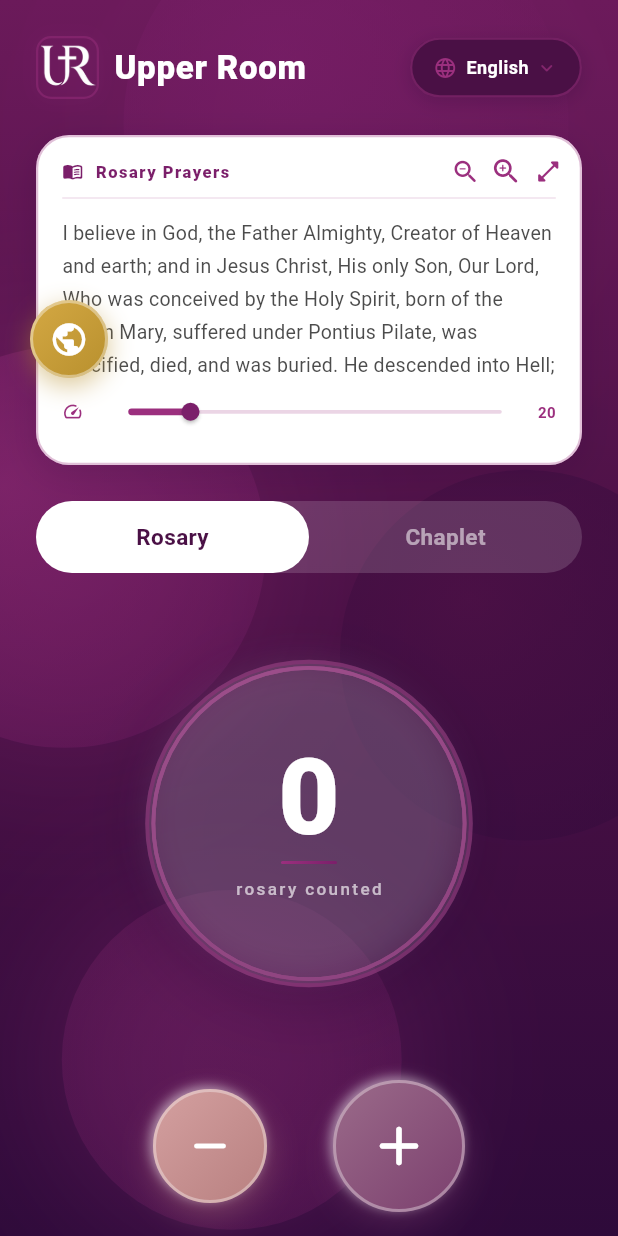
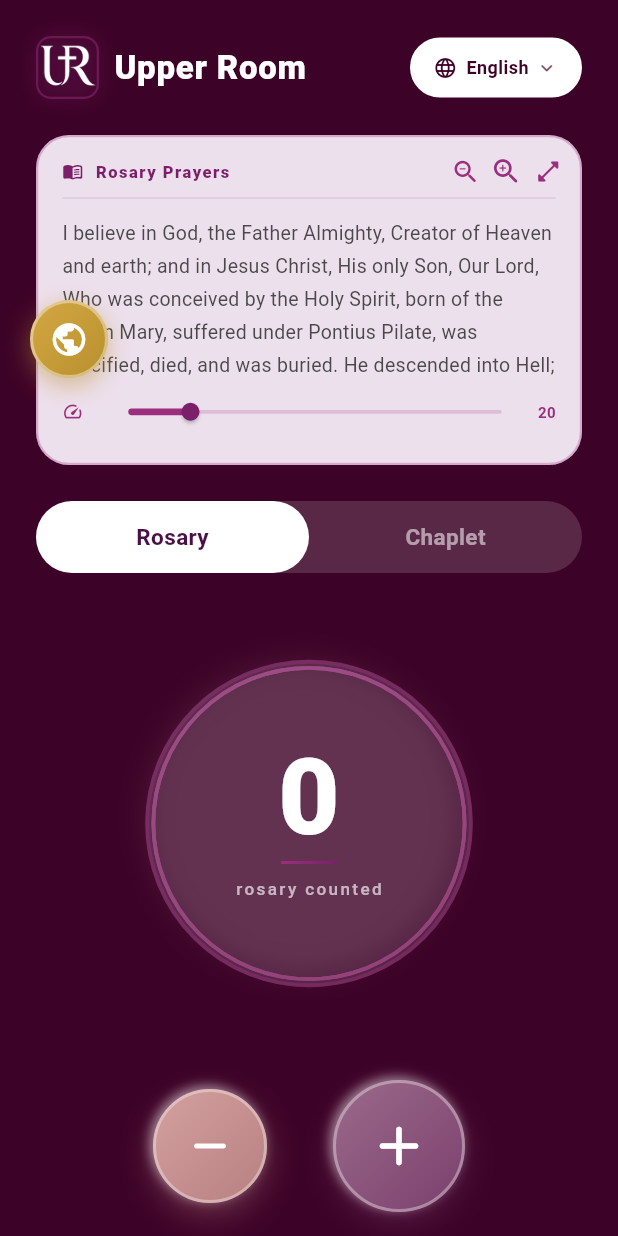
Before and after one commit to AbhijithTJ/conta_beads, a Flutter app: the CountingScreen screen opened directly with empty values, on a phone screen of 412 x 824 dp. Run offline on Flutter 3.47's test engine with Material 3 defaults, Android fonts, the phone set to English and light mode, and no system bars; our stand-ins replace curved_navigation_bar, intl_phone_field, local_auth, shared_preferences; accounts and stored records are empty; Roboto replaces fonts that are missing (Georgia).

Commit message:
bubble and  color change

```diff
--- a/lib/screens/home_page/counting_screen.dart
+++ b/lib/screens/home_page/counting_screen.dart
@@ -30,9 +30,9 @@ class _CountingScreenState extends State<CountingScreen>
   int get _activeCount => _isRosary ? _count : _chapletCount;
 
   // Rosary palette
-  static const _rosaryBgTop    = AppColors.authBgTop;
-  static const _rosaryBgMid    = AppColors.authBgMid;
-  static const _rosaryBgBottom = AppColors.authBgBottom;
+  static const _rosaryBgTop    = AppColors.homeBg;
+  static const _rosaryBgMid    = AppColors.homeBg;
+  static const _rosaryBgBottom = AppColors.homeBg;
   static const _rosaryAccent   = AppColors.authPurpleLight;
   static const _rosaryDark     = AppColors.authPurple;
 
@@ -271,15 +271,6 @@ class _CountingScreenState extends State<CountingScreen>
         ),
         child: Stack(
           children: [
-            // ── Static orb bubbles ──
-            _Orb(left: size.width * 0.2, top: -size.height * 0.08, size: size.width * 0.72,
-              colors: [_dark.withOpacity(0.55), _bgTop.withOpacity(0.30)]),
-            _Orb(left: -size.width * 0.22, top: size.height * 0.28, size: size.width * 0.65,
-              colors: [_accent.withOpacity(0.45), _dark.withOpacity(0.25)]),
-            _Orb(left: size.width * 0.55, top: size.height * 0.38, size: size.width * 0.60,
-              colors: [_bgMid.withOpacity(0.70), _bgBottom.withOpacity(0.40)]),
-            _Orb(left: size.width * 0.1, top: size.height * 0.72, size: size.width * 0.55,
-              colors: [_accent.withOpacity(0.20), _dark.withOpacity(0.25)]),
             // ── Content ──
             SafeArea(
               child: SingleChildScrollView(
@@ -575,27 +566,24 @@ class _CountingScreenState extends State<CountingScreen>
             height: 40,
             padding: const EdgeInsets.symmetric(horizontal: 14),
             decoration: BoxDecoration(
-              color: AppColors.authBgMid,
+              color: Colors.white,
               borderRadius: BorderRadius.circular(20),
-              border: Border.all(color: AppColors.authPurpleLight.withOpacity(0.5), width: 1.5),
-              boxShadow: [
-                BoxShadow(color: AppColors.authBgBottom.withOpacity(0.25), blurRadius: 10, offset: const Offset(0, 3)),
-              ],
+              border: Border.all(color: Colors.white, width: 1.5),
             ),
             child: Row(
               mainAxisSize: MainAxisSize.min,
               children: [
-                const Icon(Icons.language_rounded, color: AppColors.authPurpleLight, size: 16),
+                Icon(Icons.language_rounded, color: AppColors.homeBg, size: 16),
                 const SizedBox(width: 6),
                 Text(
                   _selectedLanguage,
-                  style: const TextStyle(
+                  style: TextStyle(
                     fontSize: 12, fontWeight: FontWeight.w700,
-                    color: Colors.white, letterSpacing: 0.3,
+                    color: AppColors.homeBg, letterSpacing: 0.3,
                   ),
                 ),
                 const SizedBox(width: 4),
-                Icon(Icons.keyboard_arrow_down_rounded, color: AppColors.authPurpleLight.withOpacity(0.7), size: 16),
+                Icon(Icons.keyboard_arrow_down_rounded, color: AppColors.homeBg.withOpacity(0.7), size: 16),
               ],
             ),
           ),
@@ -956,7 +944,7 @@ class _PrayerInlineCardState extends State<_PrayerInlineCard> {
       width: double.infinity,
       height: 220,
       decoration: BoxDecoration(
-        color: Colors.white,
+        color: AppColors.cardLavender,
         borderRadius: BorderRadius.circular(22),
         border: Border.all(color: widget.accentColor.withOpacity(0.30), width: 1.5),
         boxShadow: [
@@ -1232,46 +1220,3 @@ class _PrayerExpandedModalState extends State<_PrayerExpandedModal> {
     );
   }
 }
-
-// ── Orb bubble widget ─────────────────────────────────────────────────────────
-class _Orb extends StatelessWidget {
-  final double left;
-  final double top;
-  final double size;
-  final List<Color> colors;
-
-  const _Orb({
-    required this.left,
-    required this.top,
-    required this.size,
-    required this.colors,
-  });
-
-  @override
-  Widget build(BuildContext context) {
-    return Positioned(
-      left: left,
-      top: top,
-      child: Container(
-        width: size,
-        height: size,
-        decoration: BoxDecoration(
-          shape: BoxShape.circle,
-          gradient: RadialGradient(
-            center: const Alignment(-0.3, -0.3),
-            radius: 0.85,
-            colors: colors,
-            stops: const [0.0, 1.0],
-          ),
-          boxShadow: [
-            BoxShadow(
-              color: colors[0].withOpacity(0.25),
-              blurRadius: size * 0.35,
-              spreadRadius: size * 0.05,
-            ),
-          ],
-        ),
-      ),
-    );
-  }
-}
```
